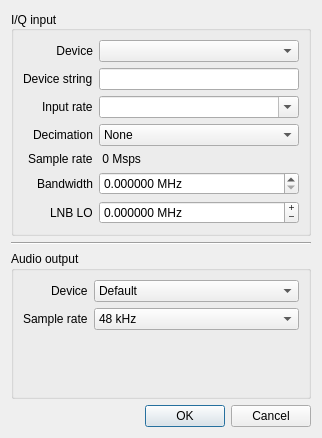
The window that cpp/qtclient/ioconfig.ui (theartful/VioletRX) describes before a commit, drawn with Qt 5.
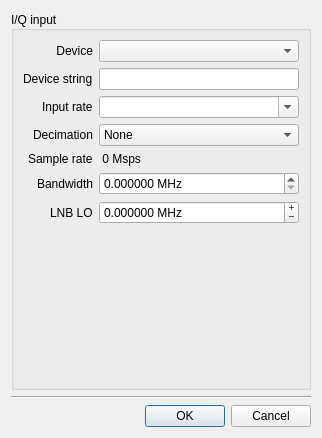
The same window after the commit. Icons and pictures are not drawn.

```diff
--- a/cpp/qtclient/ioconfig.ui
+++ b/cpp/qtclient/ioconfig.ui
@@ -269,63 +269,6 @@
      </property>
     </widget>
    </item>
-   <item>
-    <widget class="QGroupBox" name="groupBoxOutput">
-     <property name="title">
-      <string>Audio output</string>
-     </property>
-     <layout class="QFormLayout" name="formLayout_2">
-      <property name="labelAlignment">
-       <set>Qt::AlignRight|Qt::AlignTrailing|Qt::AlignVCenter</set>
-      </property>
-      <item row="0" column="0">
-       <widget class="QLabel" name="outDevLabel">
-        <property name="text">
-         <string>Device</string>
-        </property>
-       </widget>
-      </item>
-      <item row="0" column="1">
-       <widget class="QComboBox" name="outDevCombo">
-        <property name="toolTip">
-         <string>Select which device to use for audio output.
-Leave it at default unless you know what you are doing.</string>
-        </property>
-        <property name="sizeAdjustPolicy">
-         <enum>QComboBox::AdjustToContents</enum>
-        </property>
-        <property name="minimumContentsLength">
-         <number>15</number>
-        </property>
-        <item>
-         <property name="text">
-          <string>Default</string>
-         </property>
-        </item>
-       </widget>
-      </item>
-      <item row="1" column="0">
-       <widget class="QLabel" name="outSrLabel">
-        <property name="text">
-         <string>Sample rate</string>
-        </property>
-       </widget>
-      </item>
-      <item row="1" column="1">
-       <widget class="QComboBox" name="outSrCombo">
-        <property name="toolTip">
-         <string>Select the audio sample rate</string>
-        </property>
-        <item>
-         <property name="text">
-          <string>48 kHz</string>
-         </property>
-        </item>
-       </widget>
-      </item>
-     </layout>
-    </widget>
-   </item>
    <item>
     <widget class="QDialogButtonBox" name="buttonBox">
      <property name="orientation">
```
